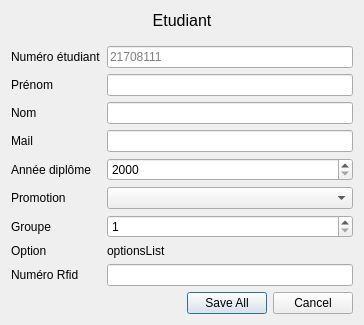
Qt form Badgeuse/studentsdialog.ui (louisthomaspro/badgeuse-polytech) before a commit.
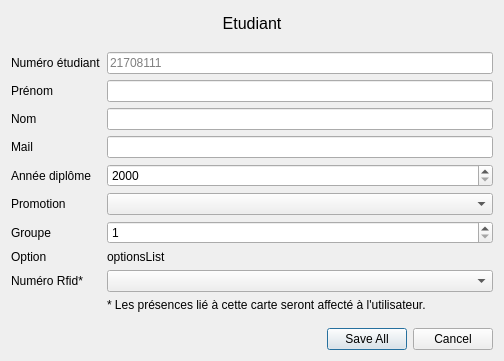
The same form after that commit.

Commit message: Update rfid : Add combobox for rfid

Diff of the .ui file:
```diff
--- a/Badgeuse/studentsdialog.ui
+++ b/Badgeuse/studentsdialog.ui
@@ -6,14 +6,14 @@
    <rect>
     <x>0</x>
     <y>0</y>
-    <width>364</width>
-    <height>319</height>
+    <width>504</width>
+    <height>361</height>
    </rect>
   </property>
   <property name="maximumSize">
    <size>
-    <width>364</width>
-    <height>319</height>
+    <width>504</width>
+    <height>361</height>
    </size>
   </property>
   <property name="windowTitle">
@@ -50,7 +50,7 @@
       <enum>Qt::Vertical</enum>
      </property>
      <property name="sizeType">
-      <enum>QSizePolicy::Minimum</enum>
+      <enum>QSizePolicy::Fixed</enum>
      </property>
      <property name="sizeHint" stdset="0">
       <size>
@@ -170,19 +170,38 @@
      <item row="8" column="0">
       <widget class="QLabel" name="label_8">
        <property name="text">
-        <string>Numéro Rfid</string>
+        <string>Numéro Rfid*</string>
        </property>
       </widget>
      </item>
      <item row="8" column="1">
-      <widget class="QLineEdit" name="le_rfidNumber">
-       <property name="readOnly">
-        <bool>true</bool>
+      <widget class="QComboBox" name="cb_rfidNumber"/>
+     </item>
+     <item row="9" column="1">
+      <widget class="QLabel" name="label_11">
+       <property name="text">
+        <string>* Les présences lié à cette carte seront affecté à l'utilisateur.</string>
        </property>
       </widget>
      </item>
     </layout>
    </item>
+   <item>
+    <spacer name="verticalSpacer_2">
+     <property name="orientation">
+      <enum>Qt::Vertical</enum>
+     </property>
+     <property name="sizeType">
+      <enum>QSizePolicy::Fixed</enum>
+     </property>
+     <property name="sizeHint" stdset="0">
+      <size>
+       <width>20</width>
+       <height>10</height>
+      </size>
+     </property>
+    </spacer>
+   </item>
    <item>
     <widget class="QDialogButtonBox" name="buttonBox">
      <property name="orientation">
```
Left out of the diff: 3 changed lines with no effect on the pictures. The commit also changes 1 other file.
